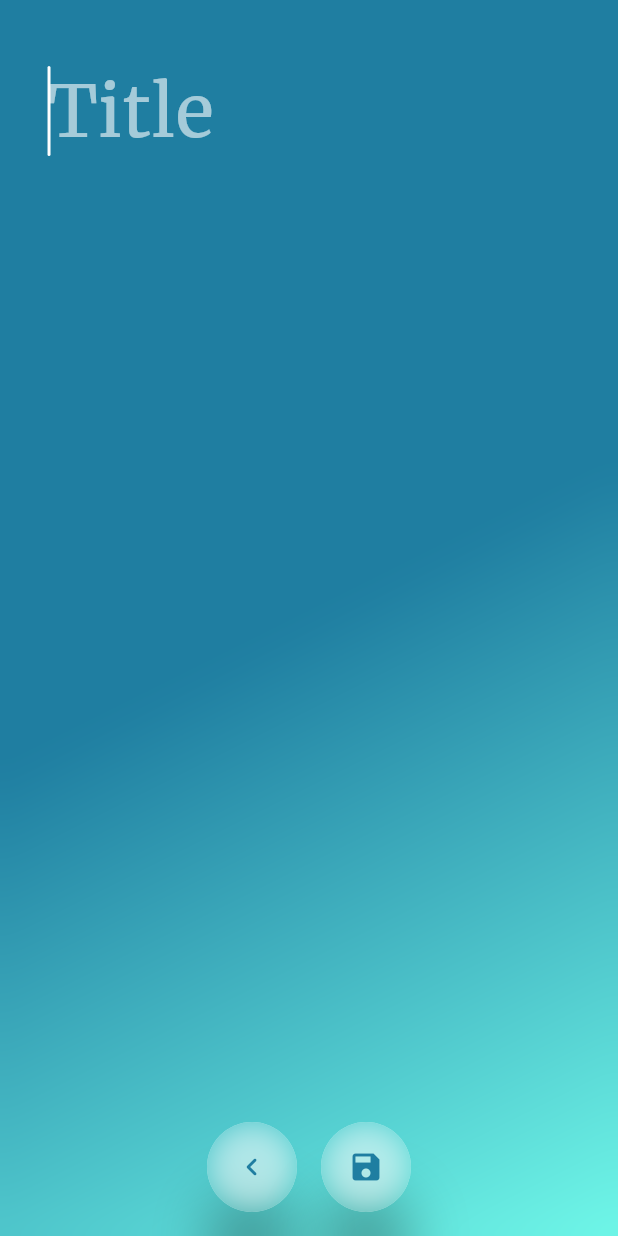
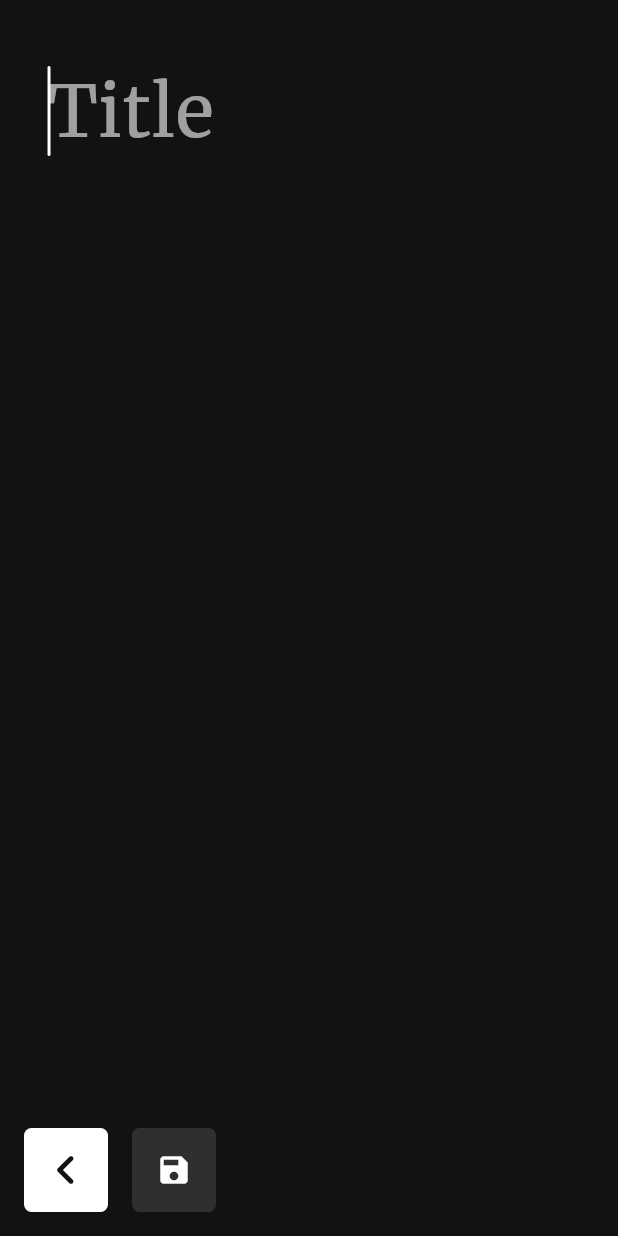
Before and after one commit to coffeekillsbugs/notable, a Flutter app: the screen it shows after launch, after a tap on the "check box outline blank" icon, on a phone screen of 412 x 824 dp. Run offline on Flutter 3.47's test engine with Material 2 defaults, Android fonts, the phone set to English and light mode, and no system bars.

Commit message:
Major changes commit
Third Revision Design Implemented
(changed theme, again)
-> home screen
-> about screen
-> new note screen
-> new todo screen

about page
-> swithced to sliverappbar from appbar

widgets
-> changed custom fab to white button
-> added another black button
(similar to white button)

Up Next :
-> Implement new layout for home screen

```diff
--- a/lib/Screens/homepage.dart
+++ b/lib/Screens/homepage.dart
@@ -1,10 +1,8 @@
-import 'dart:ui';
-
 import 'package:flutter/material.dart';
 
 import '../theme/colors.dart';
-import '../widgets/gradient_background.dart';
-import '../widgets/fab_blur.dart';
+import '../widgets/white_button.dart';
+import '../widgets/black_button.dart';
 
 class HomePage extends StatefulWidget {
   @override
@@ -14,12 +12,9 @@ class HomePage extends StatefulWidget {
 class _HomePageState extends State<HomePage> {
   @override
   Widget build(BuildContext context) {
-    return Stack(
-      children: [
-        // >>> Gradient Background
-        GradientBackground(),
-        // >>> Scroll View
-        CustomScrollView(
+    return Scaffold(
+      backgroundColor: AppColor.darkGrey,
+      body: CustomScrollView(
         physics: BouncingScrollPhysics(),
         slivers: [
           SliverAppBar(
@@ -30,102 +25,96 @@ class _HomePageState extends State<HomePage> {
             expandedHeight: 150.0,
             flexibleSpace: FlexibleSpaceBar(
               title: Text(
-                  'My Notes',
+                'Home',
                 textScaleFactor: 0.9,
                 style: Theme.of(context).textTheme.headline4,
               ),
               titlePadding:
                   EdgeInsets.symmetric(horizontal: 16.0, vertical: 16.0),
-                background: Container(color: AppColor.deepBlue),
+              background: Container(color: AppColor.darkGrey),
             ),
           ),
-            SliverList(
-              delegate: SliverChildBuilderDelegate(
-                (BuildContext context, int index) {
-                  return Padding(
-                    padding:
-                        EdgeInsets.symmetric(horizontal: 16.0, vertical: 8.0),
-                    child: Container(
-                      padding: EdgeInsets.all(16.0),
-                      height: 240.0,
-                      width: double.infinity,
-                      decoration: BoxDecoration(
-                        color: Colors.white.withOpacity(0.3),
-                        borderRadius: BorderRadius.circular(10.0),
-                      ),
-                      child: Column(
-                        crossAxisAlignment: CrossAxisAlignment.start,
-                        children: [
-                          Row(
-                            mainAxisAlignment: MainAxisAlignment.spaceBetween,
-                            crossAxisAlignment: CrossAxisAlignment.center,
-                            children: [
-                              Text(
-                                'Games to play',
-                                // textScaleFactor: 1.0,
-                                overflow: TextOverflow.fade,
-                                style: Theme.of(context).textTheme.headline6,
-                              ),
-                              Container(
-                                padding: EdgeInsets.all(4.0),
-                                decoration: BoxDecoration(
-                                  color: AppColor.deepBlue,
-                                  borderRadius: BorderRadius.circular(20.0),
-                                  boxShadow: [
-                                    BoxShadow(
-                                      color: Colors.black.withOpacity(0.2),
-                                      offset: Offset(0.0, 12.0),
-                                      blurRadius: 12.0,
-                                    ),
+          //   SliverList(
+          //     delegate: SliverChildBuilderDelegate(
+          //       (BuildContext context, int index) {
+          //         return Padding(
+          //           padding:
+          //               EdgeInsets.symmetric(horizontal: 16.0, vertical: 8.0),
+          //           child: Container(
+          //             padding: EdgeInsets.all(16.0),
+          //             height: 240.0,
+          //             width: double.infinity,
+          //             decoration: BoxDecoration(
+          //               color: Colors.white.withOpacity(0.3),
+          //               borderRadius: BorderRadius.circular(10.0),
+          //             ),
+          //             child: Column(
+          //               crossAxisAlignment: CrossAxisAlignment.start,
+          //               children: [
+          //                 Row(
+          //                   mainAxisAlignment: MainAxisAlignment.spaceBetween,
+          //                   crossAxisAlignment: CrossAxisAlignment.center,
+          //                   children: [
+          //                     Text(
+          //                       'Games to play',
+          //                       // textScaleFactor: 1.0,
+          //                       overflow: TextOverflow.fade,
+          //                       style: Theme.of(context).textTheme.headline6,
+          //                     ),
+          //                     Container(
+          //                       padding: EdgeInsets.all(4.0),
+          //                       decoration: BoxDecoration(
+          //                         color: AppColor.deepBlue,
+          //                         borderRadius: BorderRadius.circular(20.0),
+          //                         boxShadow: [
+          //                           BoxShadow(
+          //                             color: Colors.black.withOpacity(0.2),
+          //                             offset: Offset(0.0, 12.0),
+          //                             blurRadius: 12.0,
+          //                           ),
+          //                         ],
+          //                       ),
+          //                       child: Icon(
+          //                         Icons.more_vert,
+          //                         size: 24.0,
+          //                         color: Colors.white,
+          //                       ),
+          //                     ),
+          //                   ],
+          //                 ),
+          //                 SizedBox(
+          //                   height: 24.0,
+          //                 ),
+          //                 Flexible(
+          //                   child: Text(
+          //                     'Shadow of War, Destiny2, Shadow of the Tome Raider, Devil May Cry 5\n\nWatch Dogs Legion\n\nCyberpunk 2077, Dues Ex Machina, Red Dead Redemption Series\nBlair Witch Project, Batman Arkham Trilogy, Grand Theft Auto Five',
+          //                     textScaleFactor: 1.0,
+          //                     textAlign: TextAlign.left,
+          //                     overflow: TextOverflow.fade,
+          //                     style: Theme.of(context).textTheme.bodyText2,
+          //                   ),
+          //                 ),
+          //               ],
+          //             ),
+          //           ),
+          //         );
+          //       },
+          //       childCount: 6,
+          //     ),
+          //   ),
         ],
       ),
-                                child: Icon(
-                                  Icons.more_vert,
-                                  size: 24.0,
-                                  color: Colors.white,
-                                ),
-                              ),
+      floatingActionButton: Row(
+        // mainAxisAlignment: MainAxisAlignment.center,
+        children: [
+          WhiteButton(kIcon: Icons.menu),
+          SizedBox(width: 16.0),
+          BlackButton(kIcon: Icons.edit),
+          SizedBox(width: 16.0),
+          BlackButton(kIcon: Icons.check_box_outline_blank_rounded),
         ],
       ),
-                          SizedBox(
-                            height: 24.0,
-                          ),
-                          Flexible(
-                            child: Text(
-                              'Shadow of War, Destiny2, Shadow of the Tome Raider, Devil May Cry 5\n\nWatch Dogs Legion\n\nCyberpunk 2077, Dues Ex Machina, Red Dead Redemption Series\nBlair Witch Project, Batman Arkham Trilogy, Grand Theft Auto Five',
-                              textScaleFactor: 1.0,
-                              textAlign: TextAlign.left,
-                              overflow: TextOverflow.fade,
-                              style: Theme.of(context).textTheme.bodyText2,
-                            ),
-                          ),
-                        ],
-                      ),
-                    ),
-                  );
-                },
-                childCount: 6,
-              ),
-            ),
-          ],
-        ),
-        Align(
-          alignment: Alignment.bottomCenter,
-          child: Padding(
-            padding: EdgeInsets.all(16.0),
-            child: Row(
-              mainAxisAlignment: MainAxisAlignment.center,
-              children: [
-                FloatingActionButtonBlur(Icons.info_outline),
-                SizedBox(width: 8.0),
-                FloatingActionButtonBlur(Icons.edit),
-                SizedBox(width: 8.0),
-                FloatingActionButtonBlur(Icons.check_box_outline_blank_rounded),
-              ],
-            ),
-          ),
-        ),
-      ],
+      floatingActionButtonLocation: FloatingActionButtonLocation.startFloat,
     );
   }
 }
--- a/lib/Screens/new_todo.dart
+++ b/lib/Screens/new_todo.dart
@@ -1,7 +1,8 @@
 import 'package:flutter/material.dart';
-import 'package:sigma/widgets/fab_blur.dart';
 
-import '../widgets/gradient_background.dart';
+import '../theme/colors.dart';
+import '../widgets/white_button.dart';
+import '../widgets/black_button.dart';
 
 class NewTodoScreen extends StatefulWidget {
   @override
@@ -9,7 +10,6 @@ class NewTodoScreen extends StatefulWidget {
 }
 
 class _NewTodoScreenState extends State<NewTodoScreen> {
-
   // FocusNode _description;
 
   // @override
@@ -28,11 +28,8 @@ class _NewTodoScreenState extends State<NewTodoScreen> {
 
   @override
   Widget build(BuildContext context) {
-    return Stack(
-      children: [
-        GradientBackground(),
-        Scaffold(
-          backgroundColor: Colors.transparent,
+    return Scaffold(
+      backgroundColor: AppColor.darkGrey,
       body: SafeArea(
         child: SingleChildScrollView(
           physics: BouncingScrollPhysics(),
@@ -52,7 +49,10 @@ class _NewTodoScreenState extends State<NewTodoScreen> {
                   decoration: InputDecoration(
                     border: InputBorder.none,
                     hintText: 'Title',
-                        hintStyle: Theme.of(context).textTheme.headline3.copyWith(color: Colors.white60),
+                    hintStyle: Theme.of(context)
+                        .textTheme
+                        .headline3
+                        .copyWith(color: Colors.white60),
                   ),
                 ),
               ),
@@ -66,22 +66,14 @@ class _NewTodoScreenState extends State<NewTodoScreen> {
           ),
         ),
       ),
-        ),
-        Align(
-          alignment: Alignment.bottomCenter,
-          child: Padding(
-            padding: EdgeInsets.all(16.0),
-            child: Row(
-              mainAxisAlignment: MainAxisAlignment.center,
+      floatingActionButton: Row(
         children: [
-                FloatingActionButtonBlur(Icons.chevron_left_rounded),
+          WhiteButton(kIcon: Icons.chevron_left_rounded, kSize: 40.0),
           SizedBox(width: 16.0),
-                FloatingActionButtonBlur(Icons.save),
+          BlackButton(kIcon: Icons.save),
         ],
       ),
-          ),
-        ),
-      ],
+      floatingActionButtonLocation: FloatingActionButtonLocation.startFloat,
     );
   }
 }
--- a/lib/main.dart
+++ b/lib/main.dart
@@ -37,7 +37,7 @@ class Sigma extends StatelessWidget {
         );
       },
       theme: sigmaTheme.copyWith(
-        primaryColor: AppColor.deepBlue,
+        primaryColor: AppColor.darkGrey,
         textTheme: sigmaTextTheme,
       ),
       onGenerateRoute: router.generateRoute,
--- a/lib/theme/colors.dart
+++ b/lib/theme/colors.dart
@@ -3,4 +3,5 @@ import 'package:flutter/material.dart';
 class AppColor {
   static const Color deepBlue = Color(0xFF1F7EA1);
   static const Color aquaBlue = Color(0xFF6FF7E8);
+  static const Color darkGrey = Color(0xFF121212);
 }
--- /dev/null
+++ b/lib/widgets/black_button.dart
@@ -0,0 +1,53 @@
+// import 'dart:ui';
+
+import 'package:flutter/material.dart';
+import '../theme/colors.dart';
+
+class BlackButton extends StatelessWidget {
+  final IconData kIcon;
+  final double kSize;
+
+  BlackButton({this.kIcon, this.kSize = 24.0});
+
+  @override
+  Widget build(BuildContext context) {
+    return GestureDetector(
+      onTap: () {
+        if (kIcon == Icons.edit) {
+          Navigator.pushNamed(context, 'NewNote');
+        } else if (kIcon == Icons.check_box_outline_blank_rounded) {
+          Navigator.pushNamed(context, 'NewTodo');
+        }
+      },
+      child: Container(
+        height: 56.0,
+        width: 56.0,
+        decoration: BoxDecoration(
+          color: AppColor.darkGrey,
+          borderRadius: BorderRadius.circular(5.0),
+          // boxShadow: [
+          //   BoxShadow(
+          //     color: Colors.black.withOpacity(0.3),
+          //     offset: Offset(0.0, 48.0),
+          //     blurRadius: 32.0,
+          //   ),
+          // ],
+        ),
+        child: Container(
+        //   height: 24.0,
+        // width: 24.0,
+        decoration: BoxDecoration(
+          color: Colors.white.withOpacity(0.12),
+          borderRadius: BorderRadius.circular(5.0),
+        ),
+          child: Icon(
+            kIcon,
+            size: kSize,
+            color: Colors.white,
+            semanticLabel: 'Info',
+          ),
+        ),
+      ),
+    );
+  }
+}
--- a/lib/widgets/fab_blur.dart
+++ /dev/null
@@ -1,64 +0,0 @@
-import 'dart:ui';
-
-import 'package:flutter/material.dart';
-import '../theme/colors.dart';
-
-class FloatingActionButtonBlur extends StatelessWidget {
-  final IconData kIcon;
-
-  FloatingActionButtonBlur(this.kIcon);
-
-  @override
-  Widget build(BuildContext context) {
-    return Container(
-      height: 60.0,
-      width: 60.0,
-      decoration: BoxDecoration(
-        // color: Colors.white.withOpacity(0.3),
-        borderRadius: BorderRadius.circular(30.0),
-        boxShadow: [
-          BoxShadow(
-            color: Colors.black.withOpacity(0.3),
-            offset: Offset(0.0, 48.0),
-            blurRadius: 32.0,
-          ),
-        ],
-      ),
-      child: ClipRRect(
-        borderRadius: BorderRadius.circular(30.0),
-        child: GestureDetector(
-          onTap: () {
-            if (kIcon == Icons.info_outline) {
-              Navigator.pushNamed(context, 'Info');
-            } else if (kIcon == Icons.edit) {
-              Navigator.pushNamed(context, 'NewNote');
-            } else if (kIcon == Icons.check_box_outline_blank_rounded) {
-              Navigator.pushNamed(context, 'NewTodo');
-            } else {
-              Navigator.pop(context);
-            }
-          },
-          child: Container(
-            decoration: BoxDecoration(
-              color: Colors.white54,
-            ),
-            child: BackdropFilter(
-              filter: ImageFilter.blur(
-                sigmaX: 10.0,
-                sigmaY: 10.0,
-              ),
-              child: Container(
-                child: Icon(
-                  kIcon,
-                  size: 24.0,
-                  color: AppColor.deepBlue,
-                  semanticLabel: 'Info',
-                ),
-              ),
-            ),
-          ),
-        ),
-      ),
-    );
-  }
-}
--- /dev/null
+++ b/lib/widgets/white_button.dart
@@ -0,0 +1,45 @@
+// import 'dart:ui';
+
+import 'package:flutter/material.dart';
+import '../theme/colors.dart';
+
+class WhiteButton extends StatelessWidget {
+  final IconData kIcon;
+  final double kSize;
+
+  WhiteButton({this.kIcon, this.kSize = 24.0});
+
+  @override
+  Widget build(BuildContext context) {
+    return GestureDetector(
+      onTap: () {
+        if (kIcon == Icons.menu) {
+          Navigator.pushNamed(context, 'Info');
+        } else {
+          Navigator.pop(context);
+        }
+      },
+      child: Container(
+        height: 56.0,
+        width: 56.0,
+        decoration: BoxDecoration(
+          color: Colors.white,
+          borderRadius: BorderRadius.circular(5.0),
+          // boxShadow: [
+          //   BoxShadow(
+          //     color: Colors.black.withOpacity(0.3),
+          //     offset: Offset(0.0, 48.0),
+          //     blurRadius: 32.0,
+          //   ),
+          // ],
+        ),
+        child: Icon(
+          kIcon,
+          size: kSize,
+          color: AppColor.darkGrey,
+          semanticLabel: 'Info',
+        ),
+      ),
+    );
+  }
+}
```
Also changed, not shown: lib/Screens/info.dart (+35 -36 lines), lib/Screens/new_note.dart (+15 -21 lines), 25 other files. Lines whose indentation alone changed are shown as unchanged.
